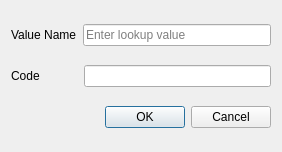
Old version of the form ui/wizard/ui_lookup_value.ui in the repository gltn/stdm.
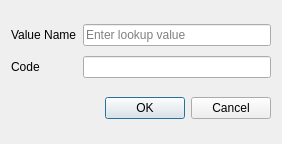
New version of the form.

Patch:
```diff
--- a/ui/wizard/ui_lookup_value.ui
+++ b/ui/wizard/ui_lookup_value.ui
@@ -7,7 +7,7 @@
     <x>0</x>
     <y>0</y>
     <width>282</width>
-    <height>152</height>
+    <height>144</height>
    </rect>
   </property>
   <property name="sizePolicy">
@@ -24,8 +24,11 @@
     <layout class="QVBoxLayout" name="notif_bar"/>
    </item>
    <item>
-    <layout class="QHBoxLayout" name="horizontalLayout">
-     <item>
+    <layout class="QGridLayout" name="gridLayout">
+     <property name="verticalSpacing">
+      <number>10</number>
+     </property>
+     <item row="0" column="0">
       <widget class="QLabel" name="label">
        <property name="minimumSize">
         <size>
@@ -38,41 +41,21 @@
        </property>
       </widget>
      </item>
-     <item>
+     <item row="0" column="1">
       <widget class="QLineEdit" name="edtValue">
        <property name="placeholderText">
         <string>Enter lookup value</string>
        </property>
       </widget>
      </item>
-    </layout>
-   </item>
-   <item>
-    <layout class="QHBoxLayout" name="horizontalLayout_2">
-     <item>
+     <item row="1" column="0">
       <widget class="QLabel" name="label_2">
        <property name="text">
         <string>Code</string>
        </property>
       </widget>
      </item>
-     <item>
-      <spacer name="horizontalSpacer">
-       <property name="orientation">
-        <enum>Qt::Horizontal</enum>
-       </property>
-       <property name="sizeType">
-        <enum>QSizePolicy::Fixed</enum>
-       </property>
-       <property name="sizeHint" stdset="0">
-        <size>
-         <width>38</width>
-         <height>20</height>
-        </size>
-       </property>
-      </spacer>
-     </item>
-     <item>
+     <item row="1" column="1">
       <widget class="QLineEdit" name="edtCode">
        <property name="maximumSize">
         <size>
```
Left out of the diff: 1 changed line with no effect on the pictures.
